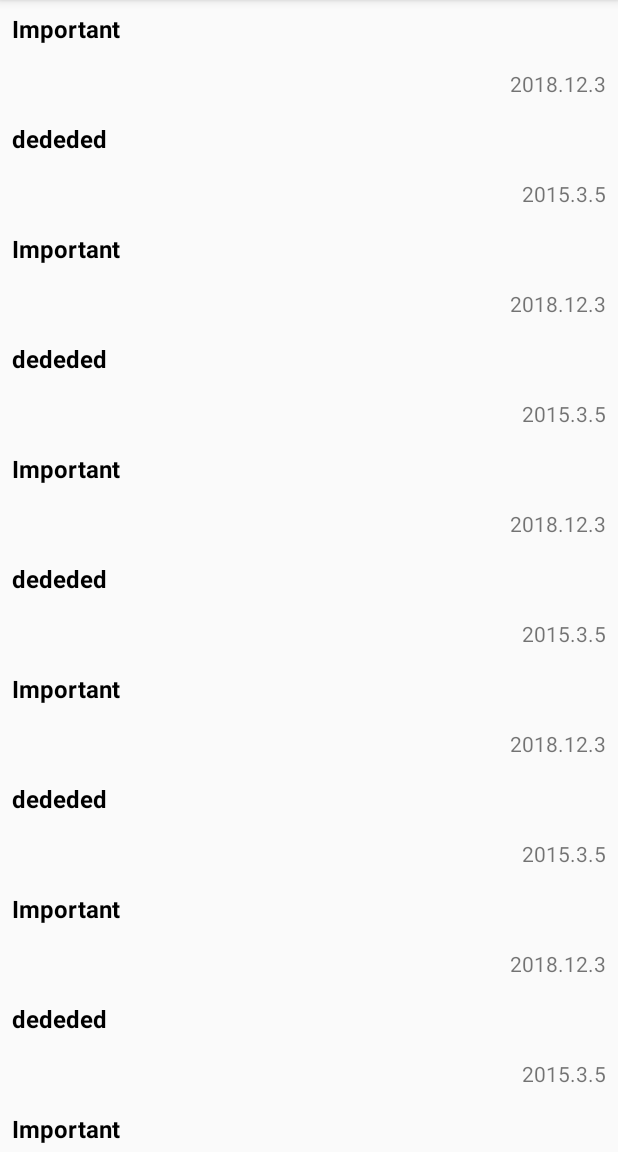
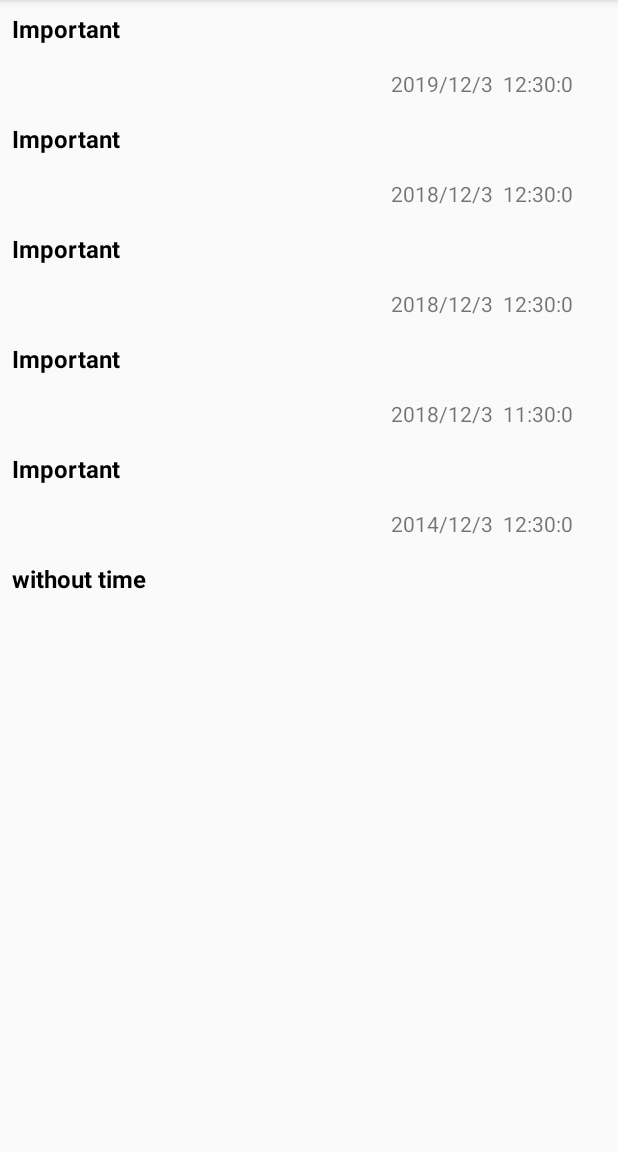
Before and after one commit to Alirezaprogramerrd99/androidProjectsMainAp, an Android app: the screen it shows after launch (MainActivity), on a phone screen of 412 x 824 dp, the part 84-1236 px from its top. Run offline under Robolectric (Android 15) with nearby library versions, the phone set to English and light mode, and no system bars.

Commit message:
list nearly completed.

```diff
--- a/app/src/main/java/com/example/alireza/myapplicationfirst/MainActivity.java
+++ b/app/src/main/java/com/example/alireza/myapplicationfirst/MainActivity.java
@@ -6,6 +6,8 @@ import android.support.v7.widget.DefaultItemAnimator;
 import android.support.v7.widget.LinearLayoutManager;
 import android.support.v7.widget.RecyclerView;
 
+import java.util.Collection;
+import java.util.Collections;
 import java.util.List;
 import java.util.Vector;
 
@@ -23,18 +25,22 @@ public class MainActivity extends AppCompatActivity {
             taskList.clear();
         }
 
-        taskList.add(new Task("Important", "2018.12.3"));
-        taskList.add(new Task("dededed", "2015.3.5"));
-        taskList.add(new Task("Important", "2018.12.3"));
-        taskList.add(new Task("dededed", "2015.3.5"));
-        taskList.add(new Task("Important", "2018.12.3"));
-        taskList.add(new Task("dededed", "2015.3.5"));
-        taskList.add(new Task("Important", "2018.12.3"));
-        taskList.add(new Task("dededed", "2015.3.5"));
-        taskList.add(new Task("Important", "2018.12.3"));
-        taskList.add(new Task("dededed", "2015.3.5"));
-        taskList.add(new Task("Important", "2018.12.3"));
-        taskList.add(new Task("dededed", "2015.3.5"));
+        /// sort must be done here....
+
+        taskList.add(new Task("without time"));
+        taskList.add(new Task("Important", "2018" ,"12" ,"3" , "12" ,"30" ,"0"));
+        taskList.add(new Task("Important", "2014" ,"12" ,"3" , "12" ,"30" ,"0"));
+        taskList.add(new Task("Important", "2019" ,"12" ,"3" , "12" ,"30" ,"0"));
+        taskList.add(new Task("Important", "2018" ,"12" ,"3" , "11" ,"30" ,"0"));
+        taskList.add(new Task("Important", "2018" ,"12" ,"3" , "12" ,"30" ,"0"));
+
+
+
+        //taskList.add(task);
+        Collections.sort(taskList);  // sorting ba time ha.
+
+
+
     }
 
     void showData() {
--- a/app/src/main/java/com/example/alireza/myapplicationfirst/MyAdpter.java
+++ b/app/src/main/java/com/example/alireza/myapplicationfirst/MyAdpter.java
@@ -63,7 +63,7 @@ public class MyAdpter extends RecyclerView.Adapter <MyAdpter.MyViewHolder> {
         public void bind(Task task){  // field ha ro por mikoneee. toye on bind view holder
 
             massageTextView.setText(task.getMassage());
-            DateTextView.setText(task.getDate());
+            DateTextView.setText(task.getDate()); // 6 fields must be added. + one field in the Task class complete
 
         }
     }
--- a/app/src/main/java/com/example/alireza/myapplicationfirst/Task.java
+++ b/app/src/main/java/com/example/alireza/myapplicationfirst/Task.java
@@ -1,25 +1,61 @@
 package com.example.alireza.myapplicationfirst;
 
-public class Task {
+import java.text.DateFormat;
+import java.text.SimpleDateFormat;
+import java.util.Date;
+
+public class Task implements Comparable<Task>{
 
    private String massage;
-   private String date;
+    private String Y;
+    private String M;
+    private String D;
+    private String h;
+    private String m;
+    private String s;
+    private String date;
+   private long totalD = 0;
+   private long totalS = 0;
+   private boolean isDated;
+   private int priority; //5 types , 1.not desc , 2.sub , 3.high , 4.med , 5.low
 
-    public Task(String massage, String date) {
+    public Task(String massage, String Y, String M, String D, String h, String m, String s) {
+
         this.massage = massage;
-        this.date = date;
-    }//
+
+        this.Y = Y;
+        this.M = M;
+        this.D = D;
+        this.h = h;
+        this.m = m;
+        this.s = s;
+
+        calcTotalD();
+        calcTotalS();
+        conCatDate();
+
+        isDated = true;
+    }
+
+    Task(String massage){
+        this.massage = massage;
+        isDated = false;
+    }
+
+    public void conCatDate(){
+        date = Y + "/" + M + "/" + D + "  " + h + ":" + m + ":" + s;
+    }
 
     public String getDate() {
         return date;
     }
 
+    public boolean isDated() {
+        return isDated;
+    }
+
     public String getMassage() {
         return massage;
-    }
-
-    public void setDate(String date) {
-        this.date = date;
     }
 
     public void setMassage(String massage) {
@@ -28,6 +64,55 @@ public class Task {
 
     @Override
     public String toString(){
-        return massage + "\n" + date;
+        return massage + "\n" + Y + "." + M + "." + D + ".";
+    }
+
+    public void calcTotalD(){
+
+        totalD += Integer.parseInt(Y) * 365;
+        totalD += Integer.parseInt(M) * 30;
+        totalD += Integer.parseInt(D);
+    }
+
+    public void calcTotalS(){
+
+        totalS += Integer.parseInt(h) * 3600;
+        totalS += Integer.parseInt(m) * 60;
+        totalS += Integer.parseInt(s);
+    }
+
+    @Override
+    public int compareTo(Task o) {
+        //return (isDated) ? -1 : 1;
+
+        if (isDated){
+
+            if (this.priority == o.priority){
+                if (this.totalD > o.totalD){
+                    return -1; // or -1,
+                }
+
+                else if (this.totalD < o.totalD){
+                    return 1; // or
+                }
+                else{
+
+                    if (this.totalS >  o.totalS){
+                        return -1;
+                    }
+                    else if (this.totalS < o.totalS)
+                        return 1;
+
+                    else return 0;
+                }
+            }
+
+            else if (this.priority > o.priority)
+                return -1;
+
+            else return 1;
+
+        }
+        return 0;
     }
 }
--- a/app/src/main/res/layout/my_tasks_list1.xml
+++ b/app/src/main/res/layout/my_tasks_list1.xml
@@ -1,5 +1,6 @@
 <?xml version="1.0" encoding="utf-8"?>
 <RelativeLayout xmlns:android="http://schemas.android.com/apk/res/android"
+    xmlns:app="http://schemas.android.com/apk/res-auto"
     android:layout_width="match_parent" android:layout_height="wrap_content">
 
     <android.support.v7.widget.AppCompatTextView
@@ -23,7 +24,12 @@
         android:layout_height="wrap_content"
         android:layout_alignParentRight="true"
         android:layout_below="@+id/masssageTxt"
-        android:layout_margin="8dp"
+        android:layout_marginTop="8dp"
+        android:layout_marginLeft="8dp"
+        android:layout_marginRight="30dp"
+        android:layout_marginBottom="8dp"
         />
 
+
+
 </RelativeLayout>
```
